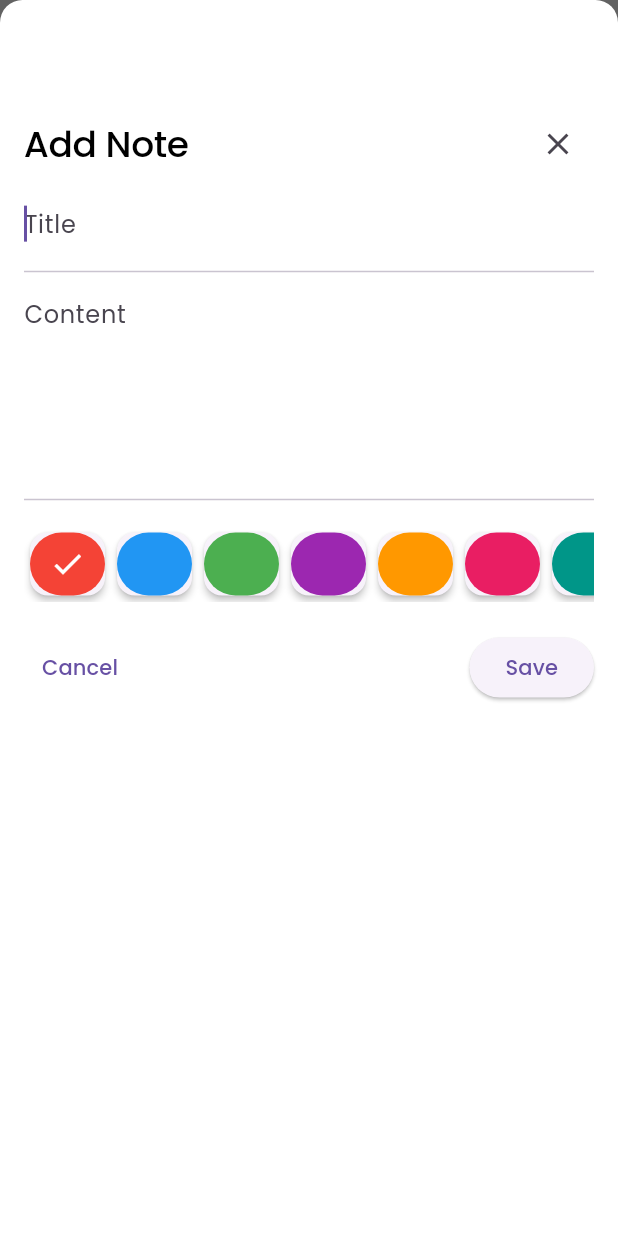
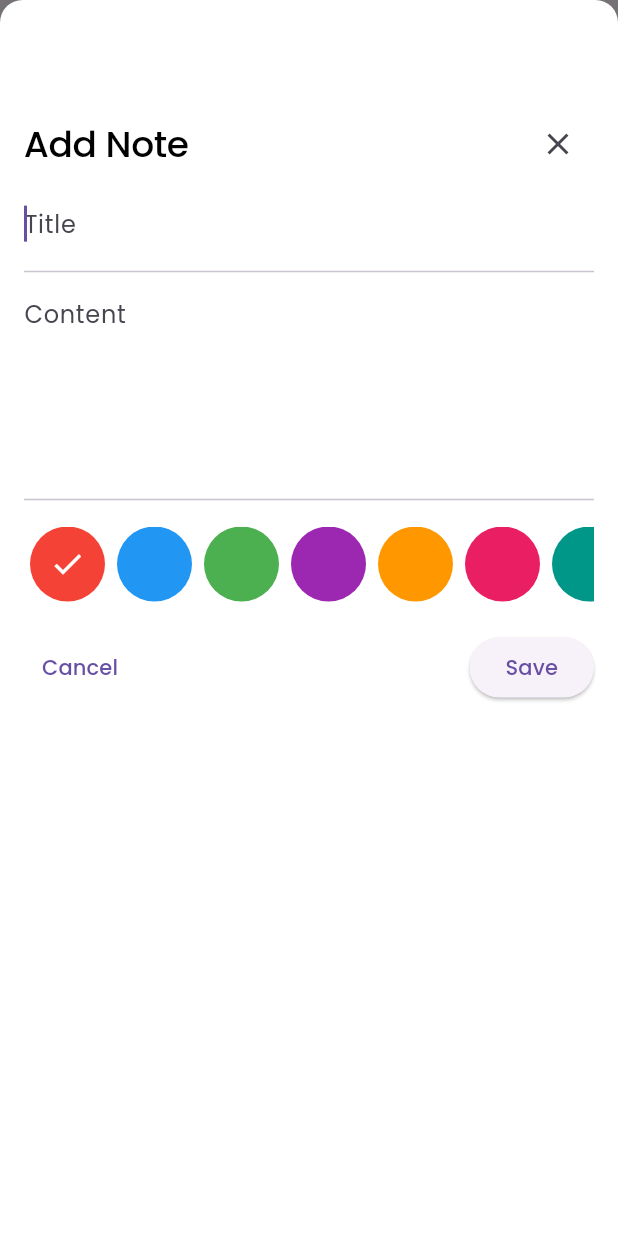
Before and after one commit to Uvais-Mohammad/notes_app, a Flutter app: the screen it shows after launch, after a tap on the "add" icon, on a phone screen of 412 x 824 dp. Run offline on Flutter 3.47's test engine with Material 3 defaults, Android fonts, the phone set to English and light mode, and no system bars; our stand-ins replace cloud_firestore, firebase_core, flutter_riverpod, internet_connection_checker_plus, sqflite; accounts and stored records are empty.

Commit message:
Refactor color tile widget padding

```diff
--- a/lib/features/notes/index.dart
+++ b/lib/features/notes/index.dart
@@ -6,7 +6,7 @@ export 'package:notes_app/features/notes/screens/widgets/form_buttons.dart';
 export 'package:notes_app/features/notes/screens/widgets/content_field.dart';
 export 'package:notes_app/features/notes/screens/widgets/title_field.dart';
 export 'package:notes_app/features/notes/screens/widgets/color_picker.dart';
-
+export 'package:notes_app/features/notes/screens/widgets/custom_appbar.dart';
 // provider exports
 export 'package:notes_app/features/notes/logic/add_note_color_provider.dart';
 export 'package:notes_app/features/notes/logic/notes_provider.dart';
--- a/lib/features/notes/screens/widgets/color_tile.dart
+++ b/lib/features/notes/screens/widgets/color_tile.dart
@@ -13,8 +13,8 @@ class ColorTile extends ConsumerWidget {
   @override
   Widget build(BuildContext context, WidgetRef ref) {
     final Color selectedColor = ref.watch(addNoteColorProvider);
-    return Card(
-      elevation: 2,
+    return Padding(
+      padding: const EdgeInsets.symmetric(horizontal: 4),
       child: InkWell(
         onTap: () {
           ref.read(addNoteColorProvider.notifier).changeColor(color);
```
